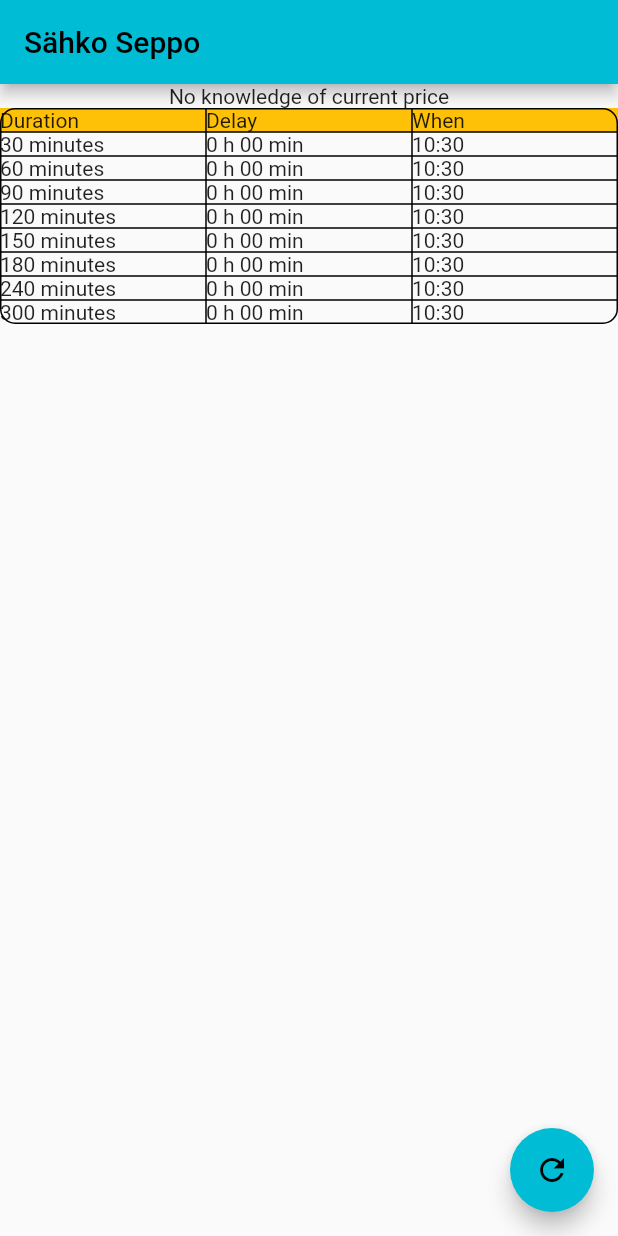
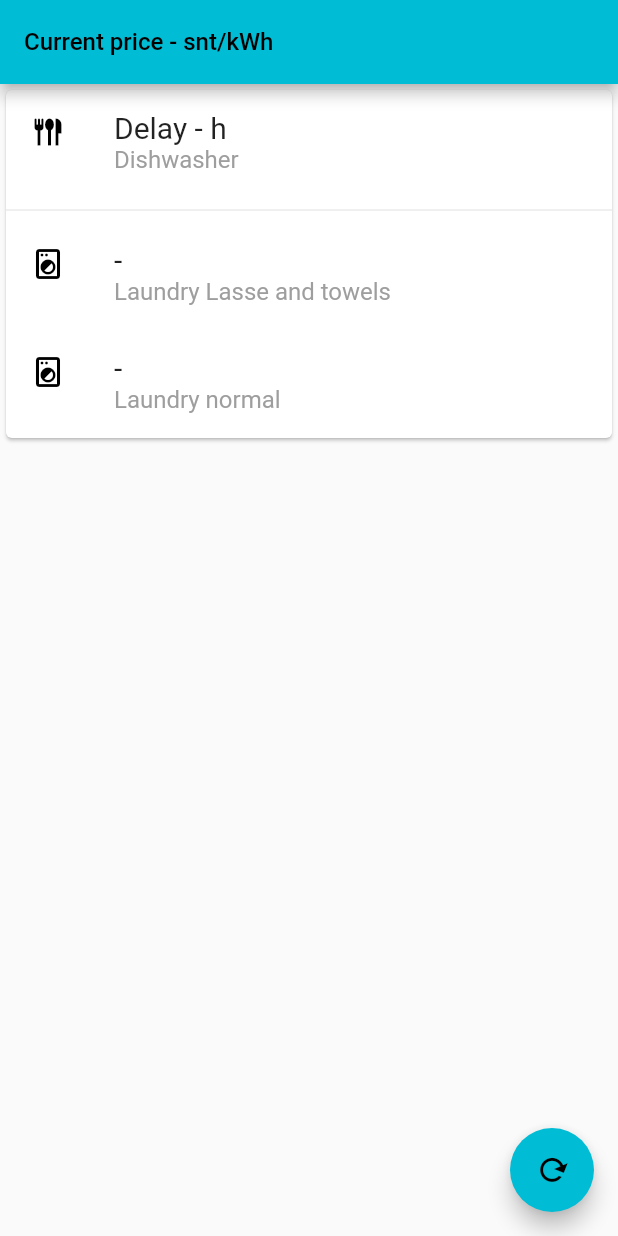
Before and after one commit to chibieiko/sahko-seppo, a Flutter app: the screen it shows after launch, after a tap on the "refresh" icon, on a phone screen of 412 x 824 dp. Run offline on Flutter 3.47's test engine with Material 2 defaults, Android fonts, the phone set to English and light mode, and no system bars; our stand-ins replace dio, flutter_dotenv, flutter_riverpod, freezed_annotation, retrofit; missing offline and left inert: xml2json; generated files the repository leaves out were written again; network calls fail.

Commit message:
Organize code to be more clear

```diff
--- a/lib/data/electricity_models.dart
+++ b/lib/data/electricity_models.dart
@@ -21,7 +21,8 @@ class ElectricityPeriod {
   @JsonKey(name: "Point")
   List<ElectricityPoint> electricityPoints;
 
-  ElectricityPeriod({required this.timeInterval, required this.electricityPoints});
+  ElectricityPeriod(
+      {required this.timeInterval, required this.electricityPoints});
 
   factory ElectricityPeriod.fromJson(Map<String, dynamic> json) {
     final period = json['Period'];
@@ -58,15 +59,16 @@ class Point {
 
 @JsonSerializable()
 class ElectricityPoint {
-  String position;
+  int position;
   @JsonKey(name: "price.amount")
-  String price;
+  double price;
 
   ElectricityPoint({required this.position, required this.price});
 
   factory ElectricityPoint.fromJson(Map<String, dynamic> json) {
     final position = json['position']['\$t'];
     final price = json['price.amount']['\$t'];
-    return ElectricityPoint(position: position, price: price);
+    return ElectricityPoint(
+        position: int.parse(position), price: double.parse(price));
   }
 }
--- /dev/null
+++ b/lib/modules/home/calculations.dart
@@ -0,0 +1,113 @@
+import 'package:collection/collection.dart';
+
+import '../../data/electricity_models.dart';
+
+double? getCurrentPrice(List<ElectricityPeriod> electricityPeriods) {
+  if (electricityPeriods.isEmpty) {
+    return null;
+  }
+
+  DateTime now = DateTime.now();
+  ElectricityPeriod? todayPrices = electricityPeriods
+      .firstWhereOrNull((element) => element.timeInterval.end.day == now.day);
+  double? price = todayPrices?.electricityPoints
+      .firstWhereOrNull((element) => element.position == now.hour)
+      ?.price;
+
+  if (price == null) {
+    return null;
+  }
+
+  double priceWithVat24 = (price * 1.24) / 10;
+  double priceInCents = double.parse(priceWithVat24.toStringAsFixed(2));
+
+  return priceInCents;
+}
+
+int? getOptimalDelayForNightTime(
+    List<ElectricityPeriod> electricityPeriods, int runTime) {
+  DateTime now = DateTime.now();
+
+  if (electricityPeriods.isEmpty) {
+    return null;
+  }
+
+  List<ElectricityPoint>? pricePoints =
+      getPricePointsForDate(electricityPeriods, now);
+
+  if (pricePoints == null || pricePoints.isEmpty) {
+    return null;
+  }
+
+  pricePoints.retainWhere((element) {
+    return (element.position < 7 && element.position > 0) ||
+        element.position == 23 ||
+        element.position == 24;
+  });
+
+  int optimalDelay = 0;
+  int startHour = getOptimalStartHour(pricePoints, runTime);
+
+  DateTime tomorrow = now.add(const Duration(days: 1));
+  DateTime startDate = startHour <= 6
+      ? DateTime(tomorrow.year, tomorrow.month, tomorrow.day, startHour)
+      : DateTime(now.year, now.month, now.day, startHour);
+
+  optimalDelay = startDate.difference(now).inHours;
+
+  return optimalDelay;
+}
+
+List<ElectricityPoint>? getPricePointsForDate(
+    List<ElectricityPeriod> electricityPeriods, DateTime dateTime) {
+  List<ElectricityPoint>? pricePoints = electricityPeriods
+      .firstWhereOrNull((element) => element.timeInterval.end.day == dateTime.day)
+      ?.electricityPoints;
+
+  return pricePoints;
+}
+
+int getOptimalStartHour(List<ElectricityPoint> pricePoints, int runTime) {
+  int startHour = 0;
+  double cheapestPrice = 100000;
+
+  if (pricePoints.isEmpty) {
+    return startHour;
+  }
+
+  for (int i = 0; i < pricePoints.length; i++) {
+    if (i + runTime < pricePoints.length - 1) {
+      double price = 0;
+      for (int a = 0; a < runTime; a++) {
+        price += pricePoints[a].price;
+      }
+
+      if (price < cheapestPrice) {
+        cheapestPrice = price;
+        startHour = pricePoints[i].position;
+      }
+    }
+  }
+
+  return startHour;
+}
+
+int? getBestTimeForDayUse(
+    List<ElectricityPeriod> electricityPeriods, int runTime) {
+  DateTime now = DateTime.now();
+  List<ElectricityPoint>? pricePoints;
+  if (now.hour > 19) {
+    DateTime tomorrow = now.add(const Duration(days: 1));
+    pricePoints = getPricePointsForDate(electricityPeriods, tomorrow);
+  } else {
+    pricePoints = getPricePointsForDate(electricityPeriods, now);
+  }
+
+  if (pricePoints == null || pricePoints.isEmpty) {
+    return null;
+  }
+
+  pricePoints
+      .retainWhere((element) => element.position > 5 && element.position < 20);
+  return getOptimalStartHour(pricePoints, runTime);
+}
--- /dev/null
+++ b/lib/modules/home/home_item_widget.dart
@@ -0,0 +1,38 @@
+import 'package:flutter/material.dart';
+import 'package:flutter_riverpod/flutter_riverpod.dart';
+
+class HomeItemWidget extends ConsumerStatefulWidget {
+  final String title;
+  final String subTitle;
+  final IconData icon;
+
+  const HomeItemWidget(
+      {Key? key,
+      required this.title,
+      required this.subTitle,
+      required this.icon})
+      : super(key: key);
+
+  @override
+  HomeItemWidgetState createState() => HomeItemWidgetState();
+}
+
+class HomeItemWidgetState extends ConsumerState<HomeItemWidget> {
+  @override
+  Widget build(BuildContext context) {
+    return ListTile(
+      title: Text(
+        widget.title,
+        style: const TextStyle(fontSize: 20),
+      ),
+      subtitle: Text(
+        widget.subTitle,
+        style: const TextStyle(color: Colors.grey, fontSize: 16),
+      ),
+      leading: Icon(
+        widget.icon,
+        color: Colors.black,
+      ),
+    );
+  }
+}
--- a/lib/modules/home/home_screen.dart
+++ b/lib/modules/home/home_screen.dart
@@ -1,61 +1,97 @@
 import 'package:flutter/material.dart';
 import 'package:flutter_riverpod/flutter_riverpod.dart';
+import 'package:sahko_seppo/data/electricity_models.dart';
+import 'package:sahko_seppo/modules/home/home_item_widget.dart';
 
 import 'package:sahko_seppo/modules/spot_price_provider.dart';
 
-class Home extends ConsumerWidget {
+import 'calculations.dart';
+
+class Home extends ConsumerStatefulWidget {
   const Home({Key? key}) : super(key: key);
 
   @override
-  Widget build(BuildContext context, WidgetRef ref) {
+  HomeState createState() => HomeState();
+}
+
+class HomeState extends ConsumerState<Home>
+    with SingleTickerProviderStateMixin {
+  late AnimationController animationController;
+
+  @override
+  void initState() {
+    animationController = AnimationController(
+      duration: const Duration(seconds: 1),
+      vsync: this,
+    );
+    super.initState();
+  }
+
+  @override
+  void dispose() {
+    animationController.dispose();
+    super.dispose();
+  }
+
+  @override
+  Widget build(BuildContext context) {
     final spotPrices = ref.read(spotPriceProvider.notifier);
     final spotPricesState = ref.watch(spotPriceProvider);
 
-    Map<Duration, Duration> durationDelayMap =
-        spotPricesState.getDurationDelayMap();
+    if (spotPricesState.isLoading) {
+      animationController.animateTo(1);
+      animationController.repeat();
+    } else {
+      animationController.reset();
+    }
+
+    List<ElectricityPeriod> electricityPeriods =
+        spotPricesState.electricityPeriods;
+
+    String currentPrice =
+        "Current price ${getCurrentPrice(electricityPeriods) ?? "-"} snt/kWh";
+    String dishwasherDelay =
+        "Delay ${getOptimalDelayForNightTime(electricityPeriods, 3) ?? "-"} h";
+    int? bestTimeFor60degrees = getBestTimeForDayUse(electricityPeriods, 3);
+    int? bestTimeFor30and40Degrees = getBestTimeForDayUse(electricityPeriods, 2);
+    String degrees60 =
+        bestTimeFor60degrees != null ? "Start $bestTimeFor60degrees:00" : "-";
+    String degrees30and40 = bestTimeFor30and40Degrees != null
+        ? "Start $bestTimeFor30and40Degrees:00"
+        : "-";
 
     return Scaffold(
       appBar: AppBar(
-        title: const Text("Sähko Seppo"),
+        title: Text(
+          currentPrice,
+          style: const TextStyle(fontSize: 16),
+        ),
       ),
-      body: Column(
-        children: [
-          Text(spotPricesState.getCurrentPrice()),
-          Center(
-            child: Table(
-                border: TableBorder.all(
-                  borderRadius: const BorderRadius.all(Radius.circular(10)),
-                ),
-                columnWidths: const <int, TableColumnWidth>{
-                  0: IntrinsicColumnWidth(flex: 1.0),
-                  1: FlexColumnWidth(),
-                  2: FlexColumnWidth(),
-                },
-                defaultVerticalAlignment: TableCellVerticalAlignment.middle,
-                children: <TableRow>[
-                      const TableRow(
-                          decoration: BoxDecoration(color: Colors.amber),
-                          children: <Widget>[
-                            Text('Duration'),
-                            Text('Delay'),
-                            Text('When')
-                          ]),
-                    ] +
-                    durationDelayMap.keys.map((key) {
-                      return TableRow(children: <Widget>[
-                        Text("${key.inMinutes} minutes"),
-                        Text(durationToString(durationDelayMap[key])),
-                        Text(timeAsString(
-                            DateTime.now().add(durationDelayMap[key]!)))
-                      ]);
-                    }).toList()),
-          ),
-        ],
-      ),
+      body: (Column(children: [
+        Card(
+            child: Column(
+          children: [
+            HomeItemWidget(
+                title: dishwasherDelay,
+                subTitle: 'Dishwasher',
+                icon: Icons.flatware),
+            const Divider(),
+            HomeItemWidget(
+                title: degrees60,
+                subTitle: 'Laundry Lasse and towels',
+                icon: Icons.local_laundry_service_outlined),
+            HomeItemWidget(
+                title: degrees30and40,
+                subTitle: 'Laundry normal',
+                icon: Icons.local_laundry_service_outlined),
+          ],
+        ))
+      ])),
       floatingActionButton: FloatingActionButton(
         onPressed: spotPrices.fetch,
         tooltip: 'Refresh',
-        child: const Icon(Icons.refresh),
+        child: RotationTransition(
+            turns: animationController, child: const Icon(Icons.refresh)),
       ),
     );
   }
--- a/lib/modules/spot_price_notifier.dart
+++ b/lib/modules/spot_price_notifier.dart
@@ -3,20 +3,19 @@ import 'package:flutter_riverpod/flutter_riverpod.dart';
 import 'package:sahko_seppo/modules/spot_price_service.dart';
 import 'package:sahko_seppo/modules/spot_price_state.dart';
 
+SpotPriceState initialState =
+    SpotPriceState(electricityPeriods: List.empty(), isLoading: true);
+
 class SpotPriceNotifier extends StateNotifier<SpotPriceState> {
   final SpotPriceService _service;
 
-  SpotPriceNotifier(this._service) : super(SpotPriceState()) {
-    _init();
-  }
-
-  Future<void> _init() async {
-    final spotPrices = await _service.fetchSpotPrices();
-    state = SpotPriceState(electricityPeriods: spotPrices);
+  SpotPriceNotifier(this._service) : super(initialState) {
+    fetch();
   }
 
   Future<void> fetch() async {
+    state = state.copyWith(isLoading: true);
     final spotPrices = await _service.fetchSpotPrices();
-    state = SpotPriceState(electricityPeriods: spotPrices);
+    state = state.copyWith(electricityPeriods: spotPrices, isLoading: false);
   }
 }
--- a/lib/modules/spot_price_state.dart
+++ b/lib/modules/spot_price_state.dart
@@ -1,101 +1,12 @@
+import 'package:freezed_annotation/freezed_annotation.dart';
+
 import 'package:sahko_seppo/data/electricity_models.dart';
 
-class SpotPriceState {
-  List<ElectricityPeriod>? electricityPeriods = List.empty(growable: true);
+part 'spot_price_state.freezed.dart';
 
-  SpotPriceState({this.electricityPeriods});
-
-  String getCurrentPrice() {
-    DateTime now = DateTime.now();
-    List<ElectricityPeriod> periods =
-        electricityPeriods ?? List.empty(growable: true);
-    if (periods.isNotEmpty) {
-      var todayPrices = periods
-          .firstWhere((element) => element.timeInterval.end.day == now.day);
-      var price = todayPrices.electricityPoints
-          .firstWhere((element) => element.position == now.hour.toString())
-          .price;
-
-      double priceWithVat24 = (double.parse(price) * 1.24) / 10;
-      String priceInCents = priceWithVat24.toStringAsFixed(2);
-
-      return "Current price: $priceInCents snt/kWh";
-    } else {
-      return "No knowledge of current price";
-    }
-  }
-
-  Map<Duration, Duration> getDurationDelayMap() {
-    final Map<Duration, Duration> durationDelayMap = {
-      const Duration(minutes: 30): const Duration(),
-      const Duration(minutes: 60): const Duration(),
-      const Duration(minutes: 90): const Duration(),
-      const Duration(minutes: 120): const Duration(),
-      const Duration(minutes: 150): const Duration(),
-      const Duration(minutes: 180): const Duration(),
-      const Duration(minutes: 240): const Duration(),
-      const Duration(minutes: 300): const Duration(),
-    };
-
-    DateTime now = DateTime.now();
-    for (var duration in durationDelayMap.keys) {
-      durationDelayMap[duration] = _getDelay(duration, now);
-    }
-
-    return durationDelayMap;
-  }
-
-  double _hourPrice(DateTime time) {
-    int hour = time.hour;
-    double price = 0.0;
-    List<ElectricityPeriod> ePeriods =
-        electricityPeriods ?? List.empty(growable: false);
-    for (var element in ePeriods) {
-      if (element.timeInterval.end.day == time.day) {
-        var node = element.electricityPoints
-            .firstWhere((element) => int.parse(element.position) == hour);
-        price = double.parse(node.price);
-      }
-    }
-    return price;
-  }
-
-  double _getPrice(DateTime start, DateTime end) {
-    final int firstHourMinutes = 60 - start.minute;
-    final int lastHourMinutes = end.minute;
-    final int wholeHours = ((end.difference(start).inMinutes -
-                firstHourMinutes -
-                lastHourMinutes) /
-            60.0)
-        .round();
-    double price = (firstHourMinutes / 60.0) * _hourPrice(start);
-    for (int hour = 1; hour <= wholeHours; ++hour) {
-      var time = start.add(Duration(hours: hour));
-      price += _hourPrice(time);
-    }
-    price += (lastHourMinutes / 60.0) * _hourPrice(end);
-
-    return price;
-  }
-
-  DateTime _simplifiedDateTime(DateTime other) {
-    return DateTime(
-        other.year, other.month, other.day, other.hour, other.minute);
-  }
-
-  Duration _getDelay(Duration duration, DateTime now) {
-    double bestPrice = 300;
-    int bestDelay = 0;
-    for (int delayHours = 0; delayHours < 10; ++delayHours) {
-      var start = _simplifiedDateTime(now).add(Duration(hours: delayHours));
-      var end = start.add(duration);
-      var price = _getPrice(start, end);
-      if (price < bestPrice) {
-        bestPrice = price;
-        bestDelay = delayHours;
-      }
-    }
-
-    return Duration(hours: bestDelay);
-  }
+@freezed
+class SpotPriceState with _$SpotPriceState {
+  factory SpotPriceState(
+      {required List<ElectricityPeriod> electricityPeriods,
+      required bool isLoading}) = _SpotPriceState;
 }
--- a/pubspec.yaml
+++ b/pubspec.yaml
@@ -44,6 +44,7 @@ dependencies:
   json_annotation: ^4.7.0
   flutter_dotenv: ^5.0.2
   flutter_riverpod: ^2.0.2
+  freezed: ^2.2.1
 
 dev_dependencies:
   flutter_test:
```
Also changed, not shown: lib/data/electricity_models.g.dart, lib/modules/spot_price_state.freezed.dart (added), lib/modules/table/table_screen.dart (deleted), pubspec.lock, 1 other file.
